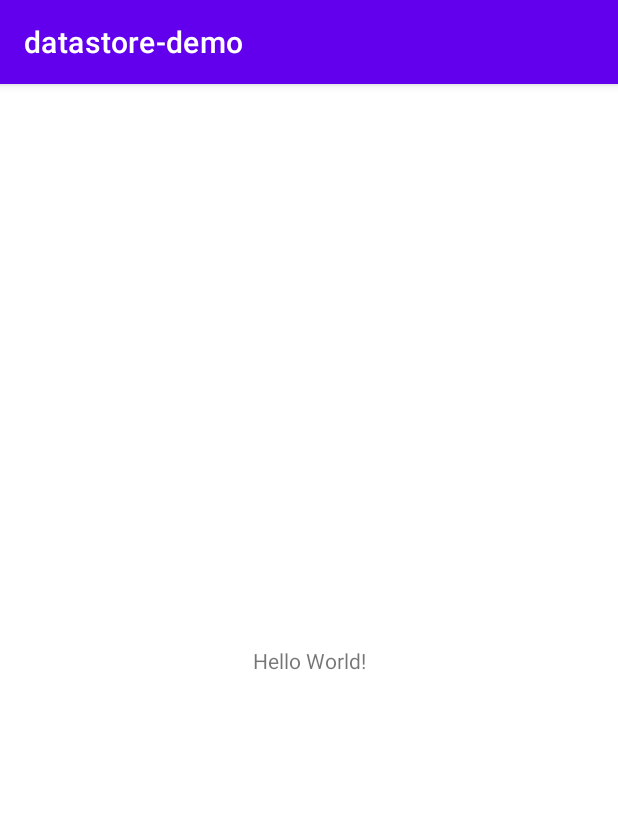
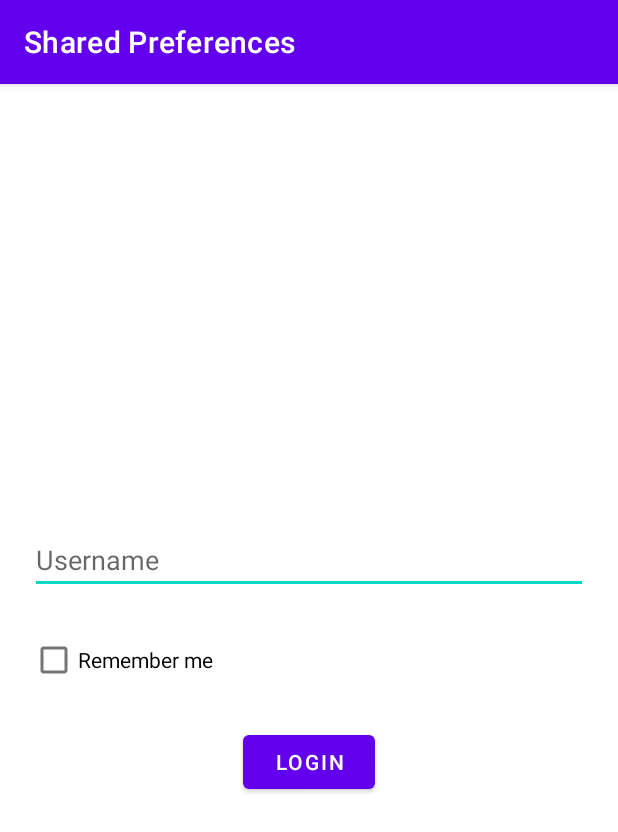
Before and after one commit to yalematta/datastore-demo, an Android app: the screen it shows after launch (MainActivity before the commit, LoginActivity after it), on a phone screen of 412 x 824 dp. Shown: the top 832 px of the screen. Run offline under Robolectric (Android 15) with nearby library versions, the phone set to English and light mode, and no system bars.

Commit message:
add SharedPreferences

```diff
--- a/app/build.gradle
+++ b/app/build.gradle
@@ -30,6 +30,8 @@ android {
     kotlinOptions {
         jvmTarget = '1.8'
     }
+
+    android.buildFeatures.viewBinding = true
 }
 
 dependencies {
--- a/app/src/main/AndroidManifest.xml
+++ b/app/src/main/AndroidManifest.xml
@@ -9,13 +9,14 @@
         android:roundIcon="@mipmap/ic_launcher_round"
         android:supportsRtl="true"
         android:theme="@style/Theme.Datastoredemo">
-        <activity android:name=".MainActivity">
+        <activity android:name=".LoginActivity">
             <intent-filter>
                 <action android:name="android.intent.action.MAIN" />
 
                 <category android:name="android.intent.category.LAUNCHER" />
             </intent-filter>
         </activity>
+        <activity android:name=".WelcomeActivity"/>
     </application>
 
 </manifest>
--- /dev/null
+++ b/app/src/main/java/com/yalematta/datastore_demo/LoginActivity.kt
@@ -0,0 +1,47 @@
+package com.yalematta.datastore_demo
+
+import android.content.Intent
+import android.content.SharedPreferences
+import androidx.appcompat.app.AppCompatActivity
+import android.os.Bundle
+import android.widget.CompoundButton
+import com.yalematta.datastore_demo.databinding.ActivityLoginBinding
+
+const val USER_PREFERENCES_NAME = "user_preferences"
+const val REMEMBER = "remember"
+const val USERNAME = "username"
+
+class LoginActivity : AppCompatActivity() {
+
+    private lateinit var binding: ActivityLoginBinding
+
+    override fun onCreate(savedInstanceState: Bundle?) {
+        super.onCreate(savedInstanceState)
+        binding = ActivityLoginBinding.inflate(layoutInflater)
+        val view = binding.root
+        setContentView(view)
+
+        val sharedPreferences: SharedPreferences = getSharedPreferences(USER_PREFERENCES_NAME, MODE_PRIVATE)
+        val rememberMe = sharedPreferences.getBoolean(REMEMBER, false)
+
+        if (rememberMe) {
+            startActivity(Intent(this, WelcomeActivity::class.java))
+        }
+
+        binding.login.setOnClickListener {
+
+            if (binding.remember.isChecked) {
+                val editor: SharedPreferences.Editor = sharedPreferences.edit()
+                editor.putString(USERNAME, binding.username.text.toString())
+                editor.putBoolean(REMEMBER, true)
+                editor.apply()
+            } else {
+                val editor: SharedPreferences.Editor = sharedPreferences.edit()
+                editor.clear().apply()
+            }
+
+            startActivity(Intent(this, WelcomeActivity::class.java))
+        }
+
+    }
+}
--- a/app/src/main/java/com/yalematta/datastore_demo/MainActivity.kt
+++ /dev/null
@@ -1,11 +0,0 @@
-package com.yalematta.datastore_demo
-
-import androidx.appcompat.app.AppCompatActivity
-import android.os.Bundle
-
-class MainActivity : AppCompatActivity() {
-    override fun onCreate(savedInstanceState: Bundle?) {
-        super.onCreate(savedInstanceState)
-        setContentView(R.layout.activity_main)
-    }
-}
--- /dev/null
+++ b/app/src/main/res/layout/activity_login.xml
@@ -0,0 +1,41 @@
+<?xml version="1.0" encoding="utf-8"?>
+<androidx.constraintlayout.widget.ConstraintLayout
+    xmlns:android="http://schemas.android.com/apk/res/android"
+    xmlns:app="http://schemas.android.com/apk/res-auto"
+    xmlns:tools="http://schemas.android.com/tools"
+    android:layout_width="match_parent"
+    android:layout_height="match_parent"
+    tools:context=".LoginActivity">
+
+    <EditText
+        android:id="@+id/username"
+        android:layout_width="match_parent"
+        android:layout_height="wrap_content"
+        android:autofillHints="@string/username"
+        android:hint="@string/username"
+        android:inputType="text"
+        android:layout_margin="20dp"
+        app:layout_constraintStart_toStartOf="parent"
+        app:layout_constraintBottom_toTopOf="@+id/remember" />
+
+    <CheckBox
+        android:id="@+id/remember"
+        android:layout_width="wrap_content"
+        android:layout_height="wrap_content"
+        app:layout_constraintTop_toTopOf="parent"
+        app:layout_constraintBottom_toBottomOf="parent"
+        app:layout_constraintStart_toStartOf="parent"
+        android:layout_margin="20dp"
+        android:text="@string/remember_me"/>
+
+    <com.google.android.material.button.MaterialButton
+        android:id="@+id/login"
+        android:layout_width="wrap_content"
+        android:layout_height="wrap_content"
+        android:text="@string/login"
+        app:layout_constraintStart_toStartOf="parent"
+        app:layout_constraintEnd_toEndOf="parent"
+        android:layout_marginTop="20dp"
+        app:layout_constraintTop_toBottomOf="@+id/remember"/>
+
+</androidx.constraintlayout.widget.ConstraintLayout>
--- a/app/src/main/res/layout/activity_main.xml
+++ /dev/null
@@ -1,18 +0,0 @@
-<?xml version="1.0" encoding="utf-8"?>
-<androidx.constraintlayout.widget.ConstraintLayout xmlns:android="http://schemas.android.com/apk/res/android"
-    xmlns:app="http://schemas.android.com/apk/res-auto"
-    xmlns:tools="http://schemas.android.com/tools"
-    android:layout_width="match_parent"
-    android:layout_height="match_parent"
-    tools:context=".MainActivity">
-
-    <TextView
-        android:layout_width="wrap_content"
-        android:layout_height="wrap_content"
-        android:text="Hello World!"
-        app:layout_constraintBottom_toBottomOf="parent"
-        app:layout_constraintLeft_toLeftOf="parent"
-        app:layout_constraintRight_toRightOf="parent"
-        app:layout_constraintTop_toTopOf="parent" />
-
-</androidx.constraintlayout.widget.ConstraintLayout>
--- a/app/src/main/res/values/strings.xml
+++ b/app/src/main/res/values/strings.xml
@@ -1,3 +1,11 @@
 <resources>
-    <string name="app_name">datastore-demo</string>
+    <string name="app_name">Shared Preferences</string>
+
+    <string name="username">Username</string>
+    <string name="remember_me">Remember me</string>
+    <string name="login">Login</string>
+
+    <string name="welcome_user">Welcome %s!</string>
+    <string name="welcome">Welcome!</string>
+    <string name="logout">Logout</string>
 </resources>
```
Also changed, not shown: app/src/main/java/com/yalematta/datastore_demo/WelcomeActivity.kt (added, +37 -0 lines), app/src/main/res/layout/activity_welcome.xml (added, +28 -0 lines), gradle/wrapper/gradle-wrapper.properties.
